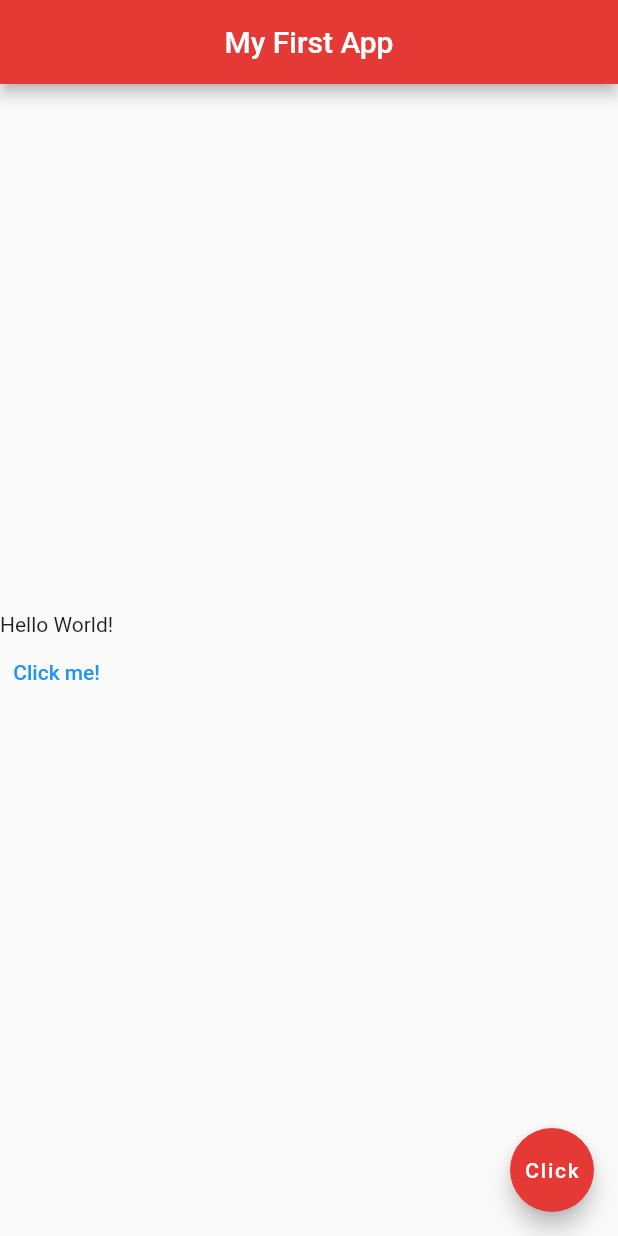
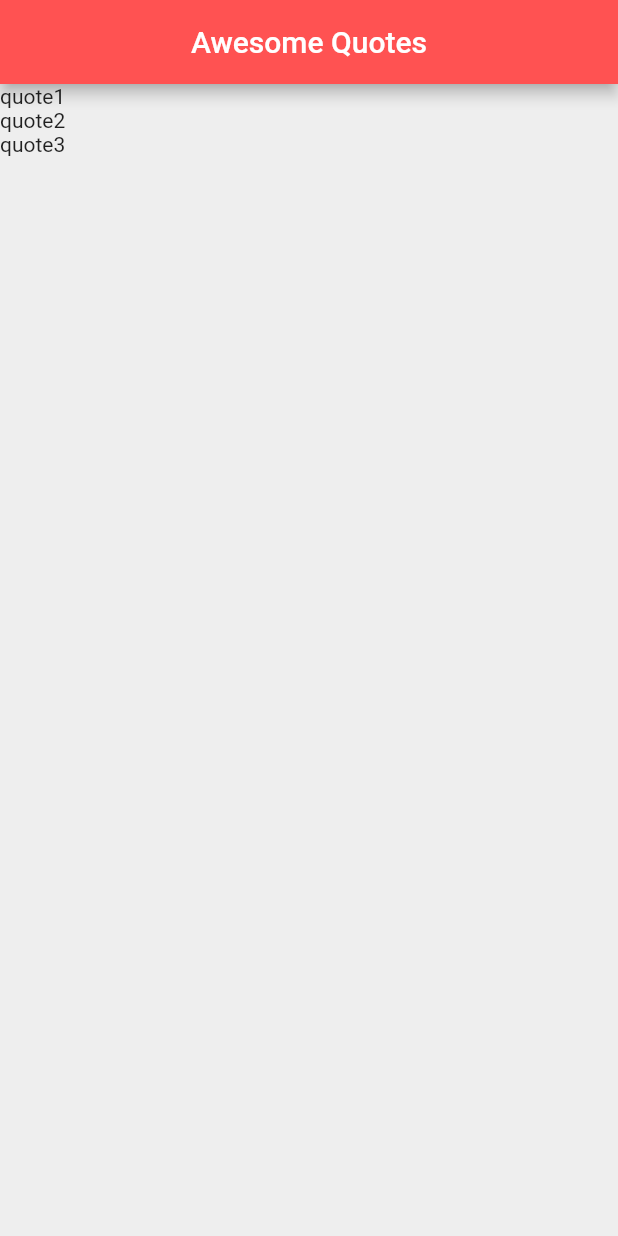
Before and after one commit to Awais-019/flutter_practice, a Flutter app: the screen it shows after launch, on a phone screen of 412 x 824 dp. Run offline on Flutter 3.47's test engine with Material 2 defaults, Android fonts, the phone set to English and light mode, and no system bars.

Commit message:
Lists of Data

```diff
--- a/lib/main.dart
+++ b/lib/main.dart
@@ -3,33 +3,34 @@ import 'package:flutter/services.dart';
 
 void main() {
   runApp(const MaterialApp(
-    home: Home(),
+    home: QuoteList(),
   ));
 }
 
-class Home extends StatelessWidget {
-  const Home({super.key});
+class QuoteList extends StatefulWidget {
+  const QuoteList({super.key});
+
+  @override
+  State<QuoteList> createState() => _QuoteListState();
+}
+
+class _QuoteListState extends State<QuoteList> {
+
+  List<String> quotes = [
+    'quote1', 'quote2', 'quote3'
+  ];
 
   @override
   Widget build(BuildContext context) {
     return Scaffold(
+      backgroundColor: Colors.grey[200],
       appBar: AppBar(
-        title: const Text("My First App"),
+        title: const Text("Awesome Quotes"),
         centerTitle: true,
-        backgroundColor: Colors.red[600],
+        backgroundColor: Colors.redAccent,
       ),
       body: Column(
-        mainAxisAlignment: MainAxisAlignment.center,
-        crossAxisAlignment: CrossAxisAlignment.center,
-        children: [
-          const Text("Hello World!"),
-          TextButton(onPressed: () {}, child: const Text("Click me!"))
-        ],
-      ),
-      floatingActionButton: FloatingActionButton(
-        onPressed: () {},
-        backgroundColor: Colors.red[600],
-        child: const Text("Click"),
+        children: quotes.map((quote) => Text(quote)).toList(),
       ),
     );
   }
```
